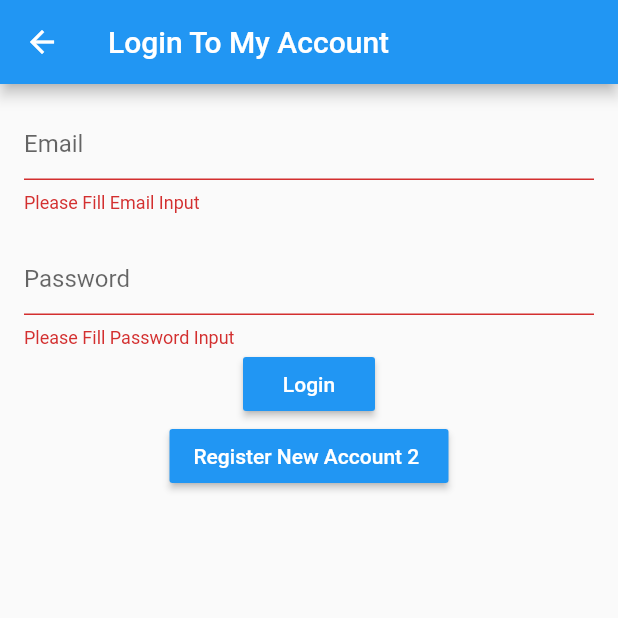
After one commit to rdrayef/Accidentally, a Flutter app: the LoginScreen screen opened directly, after a tap on "Login", on a phone screen of 412 x 824 dp, the top half of it. The commit adds this screen. Run offline on Flutter 3.47's test engine with Material 2 defaults, Android fonts, the phone set to English and light mode, and no system bars; our stand-ins replace carousel_slider, firebase_auth, flutter_svg, flutter_switch, percent_indicator; accounts and stored records are empty; network calls fail.

Commit message:
App Connecté à la base de donné

```diff
--- a/lib/main.dart
+++ b/lib/main.dart
@@ -1,6 +1,6 @@
 import 'package:accidenyally/login.dart';
+import 'package:accidenyally/testlgn.dart';
 import 'package:flutter/material.dart';
-
 import 'dart:ui';
 
 void main() {
--- /dev/null
+++ b/lib/testlgn.dart
@@ -0,0 +1,108 @@
+import 'package:accidenyally/accueil/menu.dart/menu.dart';
+import 'package:flutter/material.dart';
+import 'package:firebase_auth/firebase_auth.dart';
+
+class LoginScreen extends StatefulWidget {
+  @override
+  _LoginScreenState createState() => _LoginScreenState();
+}
+
+class _LoginScreenState extends State<LoginScreen> {
+  void initState() {
+    super.initState();
+  }
+
+  final _formkey = GlobalKey<FormState>();
+
+  TextEditingController _emailcontroller = TextEditingController();
+
+  TextEditingController _passwordcontroller = TextEditingController();
+
+  @override
+  void dispose() {
+    _emailcontroller.dispose();
+
+    _passwordcontroller.dispose();
+
+    super.dispose();
+  }
+
+  @override
+  Widget build(BuildContext context) {
+    // TODO: implement build
+    return Scaffold(
+      appBar: AppBar(
+        title: Text('Login To My Account'),
+      ),
+      body: Container(
+        padding: EdgeInsets.all(16),
+        child: Form(
+            key: _formkey,
+            child: Column(
+              children: <Widget>[
+                TextFormField(
+                  controller: _emailcontroller,
+                  decoration: InputDecoration(
+                    hintText: 'Email',
+                  ),
+                  // ignore: missing_return
+                  validator: (value) {
+                    if (value.isEmpty) {
+                      return 'Please Fill Email Input';
+                    }
+                  },
+                ),
+                SizedBox(
+                  height: 20,
+                ),
+                TextFormField(
+                  controller: _passwordcontroller,
+                  decoration: InputDecoration(
+                    hintText: 'Password',
+                  ),
+                  // ignore: missing_return
+                  validator: (value) {
+                    if (value.isEmpty) {
+                      return 'Please Fill Password Input';
+                    }
+                  },
+                ),
+                RaisedButton(
+                  color: Colors.blue,
+                  child: Text(
+                    'Login',
+                    style: TextStyle(color: Colors.white),
+                  ),
+                  onPressed: () async {
+                    if (_formkey.currentState.validate()) {
+                      var result = await FirebaseAuth.instance
+                          .signInWithEmailAndPassword(
+                              email: _emailcontroller.text,
+                              password: _passwordcontroller.text);
+                      if (result != null) {
+                        print('Welcome');
+                        print("==================================");
+                        print(result.displayName);
+                        Navigator.pushReplacement(
+                            context,
+                            MaterialPageRoute(
+                                builder: (context) => HomeScreen()));
+                      } else {
+                        print('user not found');
+                      }
+                    }
+                  },
+                ),
+                RaisedButton(
+                    color: Colors.blue,
+                    child: Text(
+                      'Register New Account 2 ',
+                      style: TextStyle(color: Colors.white),
+                    ),
+                    onPressed: () {})
+              ],
+            )),
+      ),
+    );
+  }
+}
--- a/pubspec.yaml
+++ b/pubspec.yaml
@@ -35,6 +35,8 @@ dependencies:
   flip_card: ^0.4.4
   percent_indicator: "^2.1.1"
   flutter_switch: ^0.0.2
+  firebase_auth: ^0.8.0
+
   #firebase_storage: ^7.0.0
   #firebase_database: ^2.0.3
   pdf: ^2.0.0
```
Also changed, not shown: lib/login.dart (+27 -7 lines), pubspec.lock, 3 other files.
